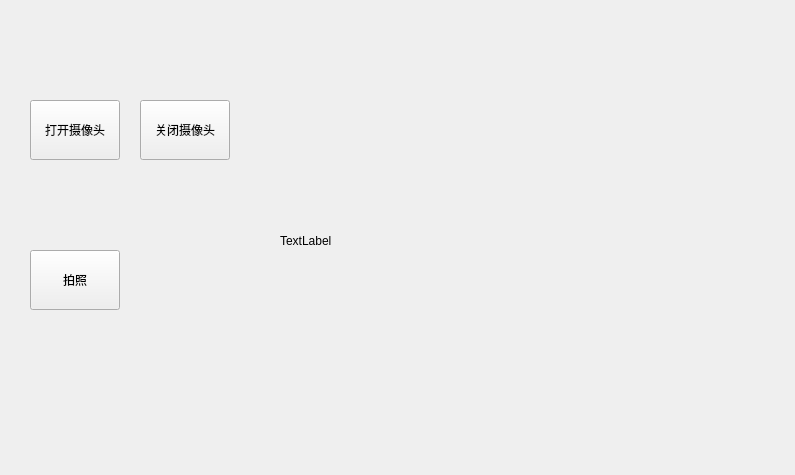
Code0bug/tspi_action_source, file cam-ui-widget/widget.ui: the form before one commit.
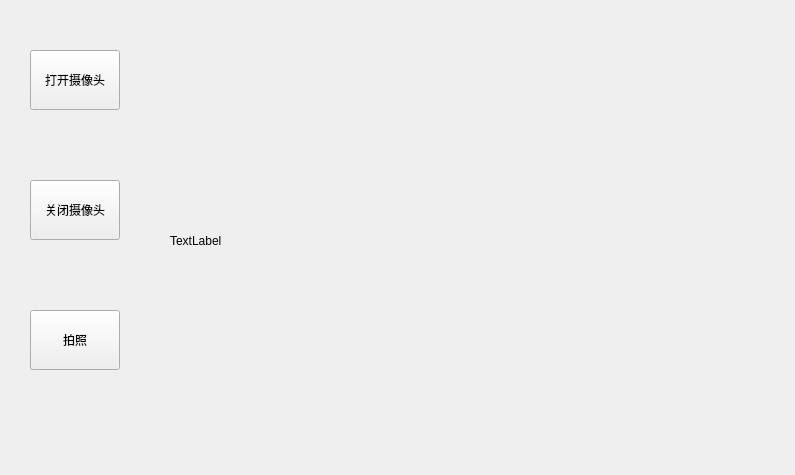
The form after the commit.

Diff of the .ui file:
```diff
--- a/cam-ui-widget/widget.ui
+++ b/cam-ui-widget/widget.ui
@@ -17,7 +17,7 @@
    <property name="geometry">
     <rect>
      <x>30</x>
-     <y>100</y>
+     <y>50</y>
      <width>90</width>
      <height>60</height>
     </rect>
@@ -29,8 +29,8 @@
   <widget class="QPushButton" name="close">
    <property name="geometry">
     <rect>
-     <x>140</x>
-     <y>100</y>
+     <x>30</x>
+     <y>180</y>
      <width>90</width>
      <height>60</height>
     </rect>
@@ -42,10 +42,10 @@
   <widget class="QLabel" name="video">
    <property name="geometry">
     <rect>
-     <x>280</x>
-     <y>10</y>
-     <width>511</width>
-     <height>461</height>
+     <x>170</x>
+     <y>0</y>
+     <width>621</width>
+     <height>481</height>
     </rect>
    </property>
    <property name="text">
@@ -59,7 +59,7 @@
    <property name="geometry">
     <rect>
      <x>30</x>
-     <y>250</y>
+     <y>310</y>
      <width>90</width>
      <height>60</height>
     </rect>
```
